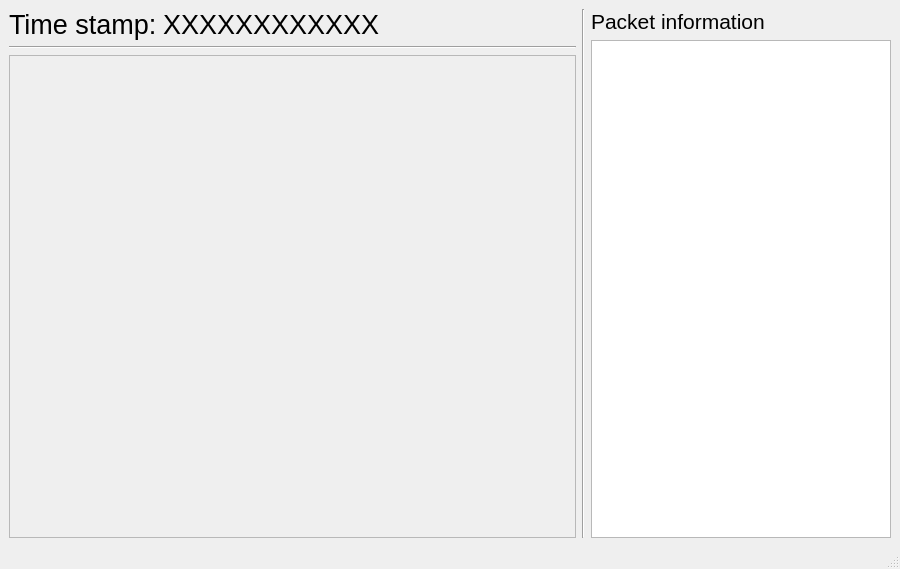
ess-dmsc/OHWR_ADC_Tester, file adc_view.ui: the form before one commit.
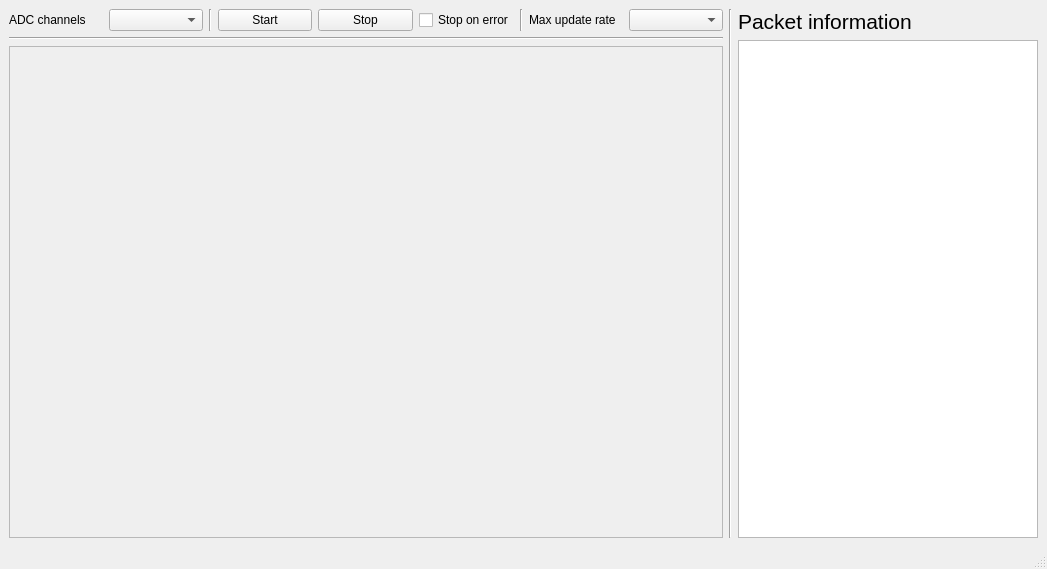
The form after the commit.

Commit message: [WIP] Implemented stats table and a few other things.

What changed in the file:
```diff
--- a/adc_view.ui
+++ b/adc_view.ui
@@ -6,7 +6,7 @@
    <rect>
     <x>0</x>
     <y>0</y>
-    <width>900</width>
+    <width>1047</width>
     <height>569</height>
    </rect>
   </property>
@@ -23,41 +23,60 @@
          <number>-1</number>
         </property>
         <item>
-         <widget class="QLabel" name="timeStampLabel">
-          <property name="sizePolicy">
-           <sizepolicy hsizetype="Fixed" vsizetype="Minimum">
-            <horstretch>0</horstretch>
-            <verstretch>0</verstretch>
-           </sizepolicy>
+         <widget class="QLabel" name="label_2">
+          <property name="text">
+           <string>ADC channels</string>
           </property>
-          <property name="font">
-           <font>
-            <pointsize>20</pointsize>
-           </font>
+         </widget>
+        </item>
+        <item>
+         <widget class="QComboBox" name="channelsSelector"/>
+        </item>
+        <item>
+         <widget class="Line" name="line_2">
+          <property name="orientation">
+           <enum>Qt::Vertical</enum>
           </property>
+         </widget>
+        </item>
+        <item>
+         <widget class="QPushButton" name="startButton">
           <property name="text">
-           <string>Time stamp:</string>
+           <string>Start</string>
           </property>
          </widget>
         </item>
         <item>
-         <widget class="QLabel" name="timeStamp">
-          <property name="sizePolicy">
-           <sizepolicy hsizetype="Preferred" vsizetype="Minimum">
-            <horstretch>0</horstretch>
-            <verstretch>0</verstretch>
-           </sizepolicy>
+         <widget class="QPushButton" name="stopButton">
+          <property name="text">
+           <string>Stop</string>
           </property>
-          <property name="font">
-           <font>
-            <pointsize>20</pointsize>
-           </font>
+         </widget>
+        </item>
+        <item>
+         <widget class="QCheckBox" name="stopOnErrorCheckBox">
+          <property name="text">
+           <string>Stop on error</string>
           </property>
+         </widget>
+        </item>
+        <item>
+         <widget class="Line" name="line_3">
+          <property name="orientation">
+           <enum>Qt::Vertical</enum>
+          </property>
+         </widget>
+        </item>
+        <item>
+         <widget class="QLabel" name="label">
           <property name="text">
-           <string>XXXXXXXXXXXX</string>
+           <string>Max update rate</string>
           </property>
          </widget>
         </item>
+        <item>
+         <widget class="QComboBox" name="rateComboBox"/>
+        </item>
        </layout>
       </item>
       <item>
@@ -118,7 +137,7 @@
        </widget>
       </item>
       <item>
-       <widget class="QTableView" name="tableView">
+       <widget class="QTableWidget" name="statsTable">
         <property name="sizePolicy">
          <sizepolicy hsizetype="Minimum" vsizetype="Expanding">
           <horstretch>0</horstretch>
```
Left out of the diff: 2 changed lines with no effect on the pictures. The commit also changes 5 other files.
